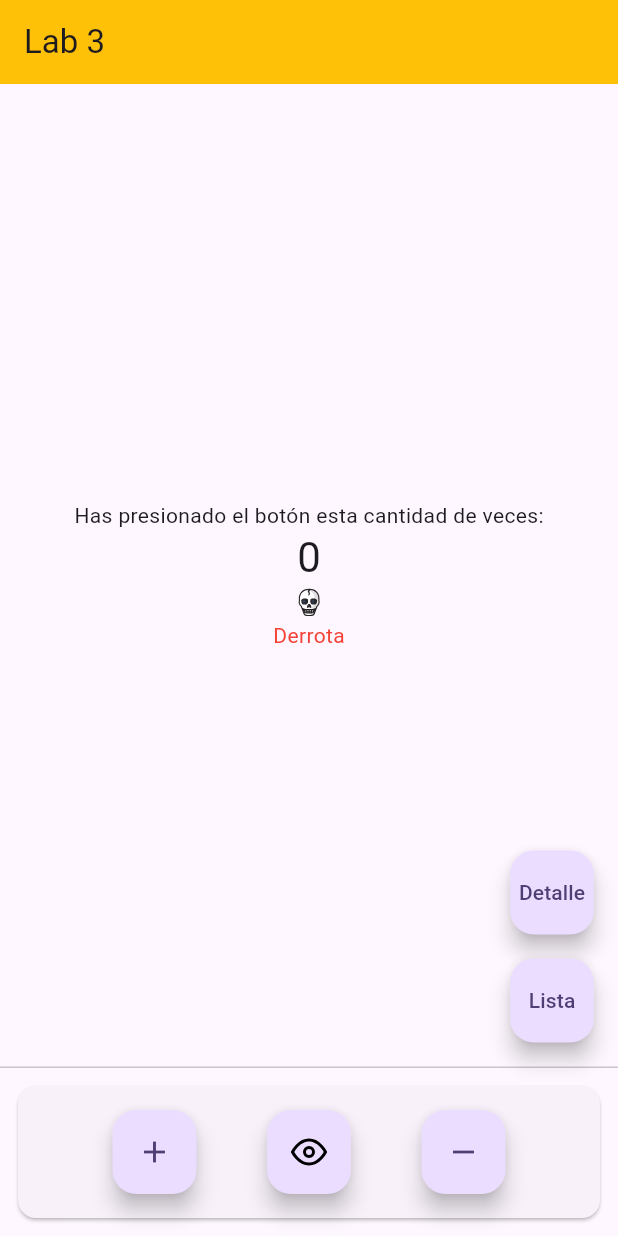
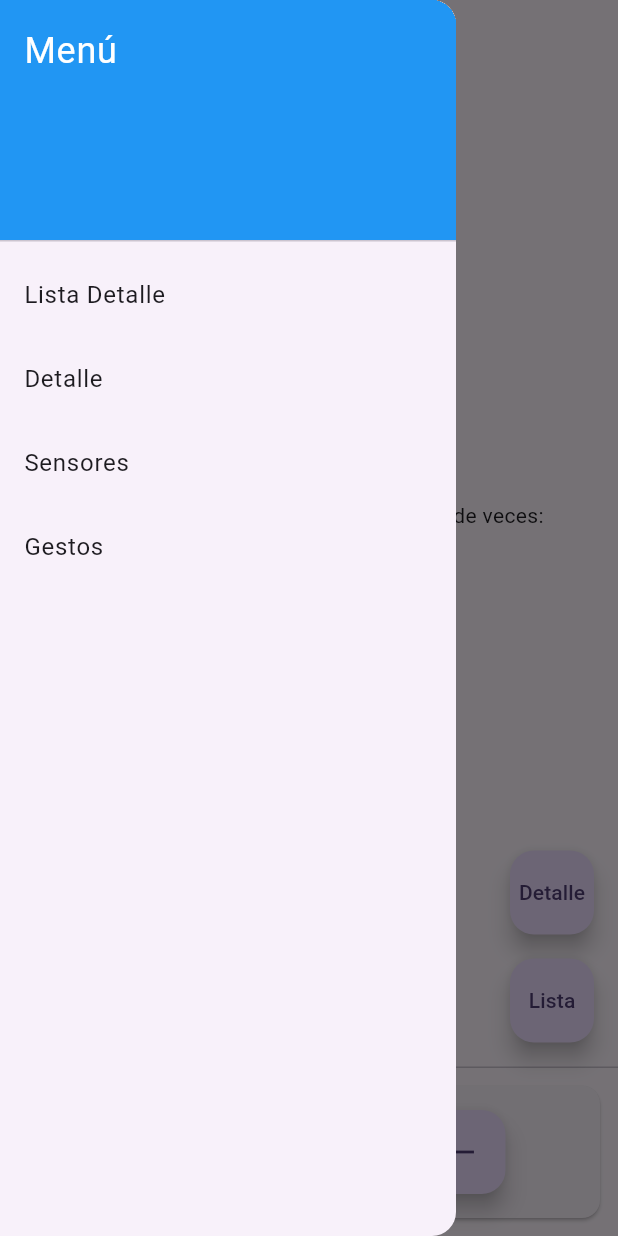
Before and after one commit to Lagnarokk/Lab3-Dispositivos-Moviles, a Flutter app: the screen it shows after launch, with the side drawer open (before the commit the screen has no drawer), on a phone screen of 412 x 824 dp. Run offline on Flutter 3.47's test engine with Material 3 defaults, Android fonts, the phone set to English and light mode, and no system bars; our stand-ins replace flutter_svg; Roboto replaces fonts that are missing (NuevaFuente).

Commit message:
fin menu

```diff
--- a/lab3app/lib/main.dart
+++ b/lab3app/lib/main.dart
@@ -1,14 +1,16 @@
 import 'package:flutter/material.dart';
 import 'package:flutter_svg/flutter_svg.dart';
 import 'Detalle.dart';
-import 'ListaDetalle.dart'; // Importa la pantalla de detalle
+import 'ListaDetalle.dart';
+import 'PantallaSensores.dart';
+import 'PantallaGestos.dart';
 
 void main() {
   runApp(const MyApp());
 }
 
 class MyApp extends StatelessWidget {
-  const MyApp({Key? key}) ;
+  const MyApp({super.key});
 
   @override
   Widget build(BuildContext context) {
@@ -19,13 +21,13 @@ class MyApp extends StatelessWidget {
         colorScheme: ColorScheme.fromSeed(seedColor: Colors.deepPurple),
         useMaterial3: true,
       ),
-      home: const MyHomePage(title: 'Lab 3'),
+      home: const MyHomePage(title: 'Lab 8'),
     );
   }
 }
 
 class MyHomePage extends StatefulWidget {
-  const MyHomePage({Key? key, required this.title});
+  const MyHomePage({superkey, required this.title});
 
   final String title;
 
@@ -39,37 +41,37 @@ class _MyHomePageState extends State<MyHomePage> {
   @override
   void initState() {
     super.initState();
-    print('initState: Initializing state');
+    print('MyHomePage - initState');
   }
 
   @override
   void didChangeDependencies() {
     super.didChangeDependencies();
-    print('didChangeDependencies: Dependencies changed');
+    print('MyHomePage - didChangeDependencies');
   }
 
   @override
   void didUpdateWidget(covariant MyHomePage oldWidget) {
     super.didUpdateWidget(oldWidget);
-    print('didUpdateWidget: Widget updated');
+    print('MyHomePage - didUpdateWidget');
   }
 
   @override
   void deactivate() {
-    print('deactivate: Widget is being removed from the tree');
+    print('MyHomePage - deactivate');
     super.deactivate();
   }
 
   @override
   void dispose() {
-    print('dispose: Disposing state');
+    print('MyHomePage - dispose');
     super.dispose();
   }
 
   @override
   void reassemble() {
     super.reassemble();
-    print('reassemble: Application is being reassembled during hot reload');
+    print('MyHomePage - reassemble');
   }
 
   void _incrementCounter() {
@@ -126,12 +128,66 @@ class _MyHomePageState extends State<MyHomePage> {
 
   @override
   Widget build(BuildContext context) {
-    print('build: Building widget');
+    print('MyHomePage - build');
 
     return Scaffold(
       appBar: AppBar(
-        backgroundColor: Colors.amber,
         title: Text(widget.title),
+      ),
+      drawer: Drawer(
+        child: ListView(
+          padding: EdgeInsets.zero,
+          children: <Widget>[
+            DrawerHeader(
+              decoration: BoxDecoration(
+                color: Colors.blue,
+              ),
+              child: Text(
+                'Menú',
+                style: TextStyle(
+                  color: Colors.white,
+                  fontSize: 24,
+                ),
+              ),
+            ),
+            ListTile(
+              title: Text('Lista Detalle'),
+              onTap: () {
+                Navigator.push(
+                  context,
+                  MaterialPageRoute(builder: (context) => const ListaDetalle()),
+                );
+              },
+            ),
+            ListTile(
+              title: Text('Detalle'),
+              onTap: () {
+                Navigator.push(
+                  context,
+                  MaterialPageRoute(builder: (context) => const Detalle()),
+                );
+              },
+            ),
+            ListTile(
+              title: Text('Sensores'),
+              onTap: () {
+                Navigator.push(
+                  context,
+                  MaterialPageRoute(builder: (context) => const PantallaSensores()),
+                );
+              },
+            ),
+            ListTile(
+              title: Text('Gestos'),
+              onTap: () {
+                Navigator.push(
+                  context,
+                  MaterialPageRoute(builder: (context) => const PantallaGestos()),
+                );
+              },
+            ),
+          ],
+        ),
       ),
       body: Center(
         child: Column(
```
Also changed, not shown: lab3app/lib/Detalle.dart (+9 -1 lines), lab3app/lib/ListaDetalle.dart (+1 -43 lines), lab3app/lib/PantallaGestos.dart (added, +21 -0 lines), lab3app/lib/PantallaSensores.dart (added, +21 -0 lines), lab3app/pubspec.lock.
